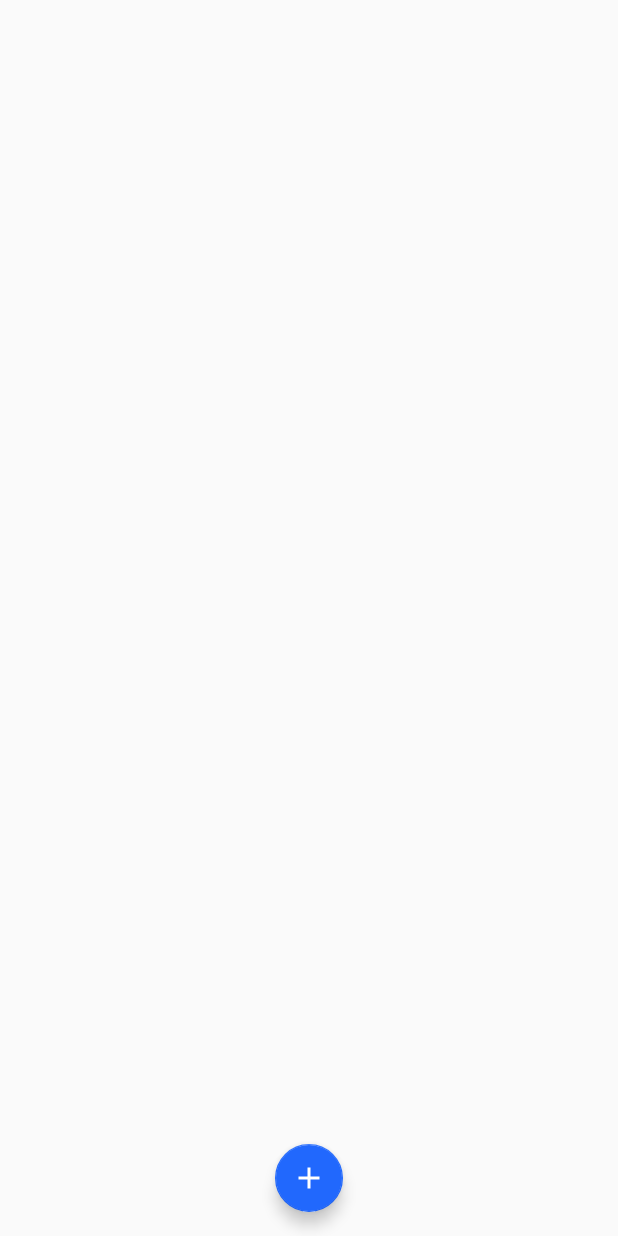
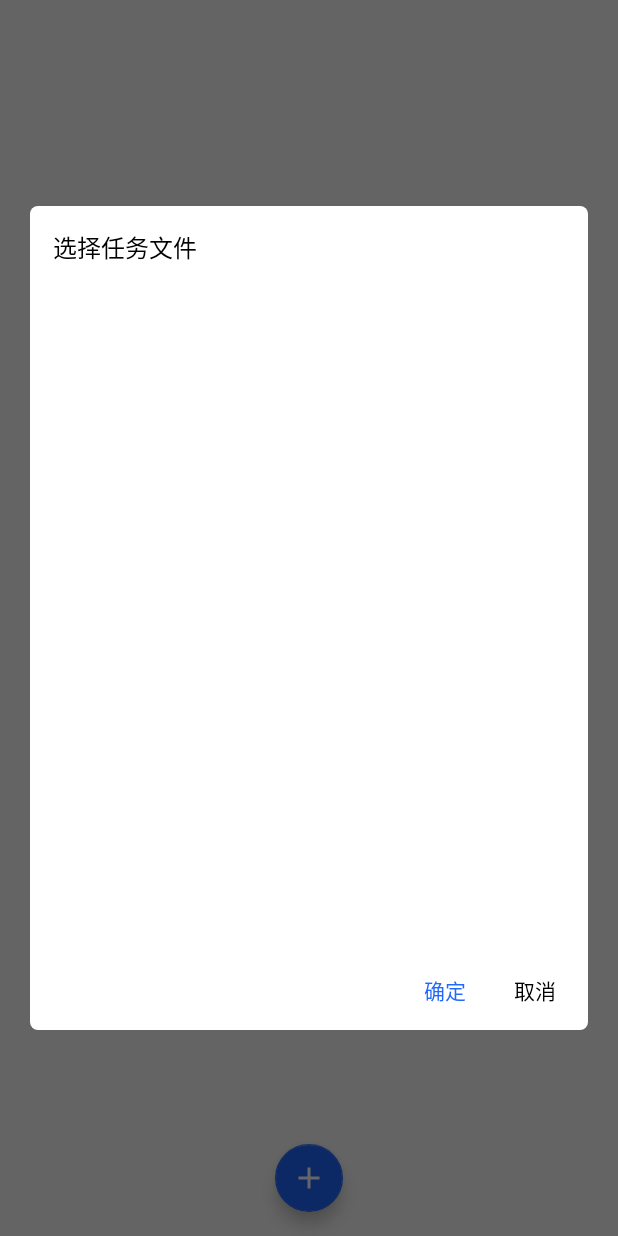
Before and after one commit to ommiao/AutoTask, an Android app: the screen it shows after launch (MainActivity), after a tap on an icon or button, on a phone screen of 412 x 824 dp. Run offline under Robolectric (Android 15) with nearby library versions, the phone set to English and light mode, and no system bars; our stand-ins replace Room's generated code, data binding; libraries missing offline, so code that uses them is left out: com.chad.library, com.gyf.immersionbar, com.orhanobut.logger, com.yanzhenjie.permission; 13 statements that could not run were skipped.

Commit message:
增加Room数据库和任务导入逻辑。

```diff
--- a/app/build.gradle
+++ b/app/build.gradle
@@ -59,4 +59,7 @@ dependencies {
     implementation 'com.gyf.immersionbar:immersionbar:3.0.0-beta05'
     implementation 'com.google.android.material:material:1.0.0'
     implementation 'com.facebook.rebound:rebound:0.3.8'
+    implementation 'com.yanzhenjie.permission:x:2.0.1'
+    implementation "androidx.room:room-runtime:2.2.0"
+    annotationProcessor "androidx.room:room-compiler:2.2.0"
 }
--- /dev/null
+++ b/app/src/main/java/cn/ommiao/autotask/entity/TaskDao.java
@@ -0,0 +1,18 @@
+package cn.ommiao.autotask.entity;
+
+import androidx.room.Dao;
+import androidx.room.Insert;
+import androidx.room.Query;
+
+import java.util.List;
+
+@Dao
+public interface TaskDao {
+
+    @Query("SELECT * FROM taskdata")
+    List<TaskData> getAllTaskData();
+
+    @Insert
+    void insertTaskData(TaskData... taskData);
+
+}
--- /dev/null
+++ b/app/src/main/java/cn/ommiao/autotask/entity/TaskDatabase.java
@@ -0,0 +1,11 @@
+package cn.ommiao.autotask.entity;
+
+import androidx.room.Database;
+import androidx.room.RoomDatabase;
+
+@Database(entities = {TaskData.class}, version = 1, exportSchema = false)
+public abstract class TaskDatabase extends RoomDatabase {
+
+    public abstract TaskDao taskDao();
+
+}
--- /dev/null
+++ b/app/src/main/java/cn/ommiao/autotask/ui/adapter/TaskFileAdapter.java
@@ -0,0 +1,48 @@
+package cn.ommiao.autotask.ui.adapter;
+
+import android.view.View;
+import android.widget.ImageView;
+import android.widget.TextView;
+
+import androidx.annotation.NonNull;
+import androidx.annotation.Nullable;
+
+import com.chad.library.adapter.base.BaseQuickAdapter;
+import com.chad.library.adapter.base.BaseViewHolder;
+
+import java.util.List;
+
+import cn.ommiao.autotask.R;
+import cn.ommiao.autotask.entity.TaskFile;
+
+public class TaskFileAdapter extends BaseQuickAdapter<TaskFile, BaseViewHolder> {
+
+    public static final String PAYLOAD_SELECTED = "selected";
+
+    public TaskFileAdapter(int layoutResId, @Nullable List<TaskFile> data) {
+        super(layoutResId, data);
+    }
+
+    @Override
+    protected void convert(@NonNull BaseViewHolder holder, TaskFile taskFile) {
+        TextView tvFileName = holder.getView(R.id.tv_file_name);
+        tvFileName.setText(taskFile.getPath());
+        tvFileName.setSelected(true);
+        ImageView ivSelected = holder.getView(R.id.iv_selected);
+        ivSelected.setVisibility(taskFile.isSelected() ? View.VISIBLE : View.INVISIBLE);
+    }
+
+    @Override
+    public void onBindViewHolder(@NonNull BaseViewHolder holder, int position, @NonNull List<Object> payloads) {
+        if(payloads.size() == 0){
+            super.onBindViewHolder(holder, position, payloads);
+        } else {
+            String payload = (String) payloads.get(0);
+            TaskFile taskFile = mData.get(position);
+            if(payload.contains(PAYLOAD_SELECTED)){
+                ImageView ivSelected = holder.getView(R.id.iv_selected);
+                ivSelected.setVisibility(taskFile.isSelected() ? View.VISIBLE : View.INVISIBLE);
+            }
+        }
+    }
+}
--- a/app/src/main/java/cn/ommiao/autotask/ui/common/CustomDialogFragment.java
+++ b/app/src/main/java/cn/ommiao/autotask/ui/common/CustomDialogFragment.java
@@ -1,6 +1,5 @@
 package cn.ommiao.autotask.ui.common;
 
-import android.app.Activity;
 import android.app.Dialog;
 import android.graphics.Color;
 import android.graphics.drawable.ColorDrawable;
--- a/app/src/main/java/cn/ommiao/autotask/ui/main/MainViewModel.java
+++ b/app/src/main/java/cn/ommiao/autotask/ui/main/MainViewModel.java
@@ -1,19 +1,17 @@
 package cn.ommiao.autotask.ui.main;
-
-import android.os.Environment;
 
 import androidx.lifecycle.MutableLiveData;
 import androidx.lifecycle.ViewModel;
 
 import java.util.ArrayList;
+import java.util.List;
 
-import cn.ommiao.autotask.core.App;
+import cn.ommiao.autotask.entity.TaskData;
+import cn.ommiao.autotask.util.AppDatabase;
+import cn.ommiao.autotask.util.AppExecutors;
 import cn.ommiao.base.entity.order.Task;
-import cn.ommiao.base.util.OrderUtil;
 
 public class MainViewModel extends ViewModel {
-
-    public static final String dir = Environment.getExternalStorageDirectory().getAbsolutePath() + "/Android/data/cn.ommiao.autotask/files/";
 
     private MutableLiveData<ArrayList<Task>> taskLiveData = new MutableLiveData<>();
     private MutableLiveData<Task> newTask = new MutableLiveData<>();
@@ -24,33 +22,16 @@ public class MainViewModel extends ViewModel {
     }
 
     private void loadTasks(){
-        ArrayList<Task> tasks = new ArrayList<>();
-        tasks.add(Task.fromJson(OrderUtil.readOrders(App.getContext()), Task.class));
-        taskLiveData.setValue(tasks);
-    }
-
-    public void addNewTask(Task task){
-        newTask.setValue(task);
-        if(taskLiveData.getValue() != null){
-            taskLiveData.getValue().add(task);
-        }
-    }
-
-    public MutableLiveData<Task> getNewTask() {
-        return newTask;
-    }
-
-    public int getIndexByTaskId(String taskId){
-        int index = -1;
-        ArrayList<Task> tasks = taskLiveData.getValue();
-        if(tasks != null){
-            for (int i = 0; i < tasks.size(); i++) {
-                if(taskId.equals(tasks.get(i).taskId)){
-                    index = i;
-                    break;
+        AppExecutors.getDiskIO().execute(() -> {
+            ArrayList<Task> tasks = new ArrayList<>();
+            List<TaskData> taskDataList = AppDatabase.getTaskDatabase().taskDao().getAllTaskData();
+            if(taskDataList != null){
+                for (TaskData taskData : taskDataList) {
+                    Task task = Task.fromJson(taskData.getTaskString(), Task.class);
+                    tasks.add(task);
                 }
             }
-        }
-        return index;
+            taskLiveData.postValue(tasks);
+        });
     }
 }
--- /dev/null
+++ b/app/src/main/java/cn/ommiao/autotask/ui/main/TaskImportFragment.java
@@ -0,0 +1,180 @@
+package cn.ommiao.autotask.ui.main;
+
+import android.annotation.SuppressLint;
+import android.app.Dialog;
+import android.graphics.Color;
+import android.graphics.drawable.ColorDrawable;
+import android.os.Bundle;
+import android.os.Environment;
+import android.util.DisplayMetrics;
+import android.view.LayoutInflater;
+import android.view.View;
+import android.view.ViewGroup;
+import android.view.Window;
+import android.view.WindowManager;
+
+import androidx.annotation.NonNull;
+import androidx.annotation.Nullable;
+import androidx.databinding.DataBindingUtil;
+import androidx.fragment.app.DialogFragment;
+import androidx.fragment.app.FragmentManager;
+import androidx.recyclerview.widget.LinearLayoutManager;
+
+import com.chad.library.adapter.base.BaseQuickAdapter;
+
+import java.io.File;
+import java.util.ArrayList;
+import java.util.Arrays;
+
+import cn.ommiao.autotask.R;
+import cn.ommiao.autotask.databinding.FragmentTaskImportBinding;
+import cn.ommiao.autotask.entity.TaskFile;
+import cn.ommiao.autotask.ui.adapter.TaskFileAdapter;
+import cn.ommiao.autotask.ui.base.BaseActivity;
+import cn.ommiao.autotask.util.Constant;
+import cn.ommiao.autotask.util.ToastUtil;
+
+import static cn.ommiao.autotask.util.Constant.AUTO_TASK_DIR;
+import static cn.ommiao.autotask.util.Constant.TASK_FILE_SUFFIX;
+
+
+public class TaskImportFragment extends DialogFragment implements BaseQuickAdapter.OnItemClickListener {
+
+    private static final String INVALID_PATH = "Invalid Path";
+
+    private FragmentTaskImportBinding mBinding;
+    private BaseActivity mActivity;
+
+    private TaskFileAdapter adapter;
+    private ArrayList<TaskFile> list = new ArrayList<>();
+
+    private String taskPathSelected = INVALID_PATH;
+
+    @Override
+    public void onCreate(@Nullable Bundle savedInstanceState) {
+        super.onCreate(savedInstanceState);
+        mActivity = (BaseActivity) getActivity();
+    }
+
+    @Nullable
+    @Override
+    public View onCreateView(@NonNull LayoutInflater inflater, @Nullable ViewGroup container, @Nullable Bundle savedInstanceState) {
+        mBinding = DataBindingUtil.inflate(inflater, R.layout.fragment_task_import, container, false);
+        initViews();
+        return mBinding.getRoot();
+    }
+
+    private void initViews() {
+        mBinding.rvFiles.setLayoutManager(new LinearLayoutManager(mActivity));
+        adapter = new TaskFileAdapter(R.layout.item_task_import, list);
+        adapter.setOnItemClickListener(this);
+        @SuppressLint("InflateParams")
+        View empty = LayoutInflater.from(mActivity).inflate(R.layout.empty_task_import, null);
+        adapter.setEmptyView(empty);
+        mBinding.rvFiles.setAdapter(adapter);
+        mBinding.btnRight.setOnClickListener(view -> {
+            dismiss();
+            if(onTaskImportListener != null){
+                onTaskImportListener.onCanceled();
+            }
+        });
+        mBinding.btnLeft.setOnClickListener(view -> {
+            if(onTaskImportListener != null){
+                if(INVALID_PATH.equals(taskPathSelected)){
+                    ToastUtil.shortToast("请选择任务文件");
+                } else {
+                    dismiss();
+                    onTaskImportListener.onTaskSelected(Constant.AUTO_TASK_DIR + "/" + taskPathSelected);
+                }
+            } else {
+                dismiss();
+            }
+        });
+    }
+
+    @Override
+    public void onResume() {
+        super.onResume();
+        File autoTaskDir = new File(AUTO_TASK_DIR);
+        if(autoTaskDir.exists()){
+            String[] filePaths = autoTaskDir.list();
+            if(filePaths != null){
+                for (String filePath : filePaths) {
+                    if(filePath.endsWith(TASK_FILE_SUFFIX)){
+                        TaskFile taskFile = new TaskFile();
+                        taskFile.setPath(filePath);
+                        taskFile.setSelected(false);
+                        list.add(taskFile);
+                    }
+                }
+                adapter.notifyDataSetChanged();
+            }
+        }
+    }
+
+    public void show(FragmentManager fragmentManager){
+        show(fragmentManager, TaskImportFragment.class.getSimpleName());
+    }
+
+    @Override
+    public void show(FragmentManager manager, String tag) {
+        super.show(manager, tag);
+    }
+
+    @Override
+    public void onStart() {
+        super.onStart();
+        setCancelable(false);
+        Dialog dialog = getDialog();
+        dialog.setCanceledOnTouchOutside(false);
+        Window window = dialog.getWindow();
+        assert window != null;
+        window.setWindowAnimations(R.style.dialog_enter_exit);
+        window.setBackgroundDrawable(new ColorDrawable(Color.TRANSPARENT));
+        WindowManager.LayoutParams attributes = window.getAttributes();
+        DisplayMetrics metrics = getResources().getDisplayMetrics();
+        int screenWidth = metrics.widthPixels;
+        int screenHeight = metrics.heightPixels;
+        attributes.width = screenWidth - getResources().getDimensionPixelSize(R.dimen.dialog_margin) * 2;
+        attributes.height = screenHeight / 3 * 2;
+        window.setAttributes(attributes);
+    }
+
+    private OnTaskImportListener onTaskImportListener;
+
+    public void setOnTaskImportListener(OnTaskImportListener onTaskImportListener) {
+        this.onTaskImportListener = onTaskImportListener;
+    }
+
+    @Override
+    public void onItemClick(BaseQuickAdapter baseQuickAdapter, View view, int i) {
+        TaskFile taskFile = list.get(i);
+        if(!taskPathSelected.equals(taskFile.getPath())){
+            int oldIndex = getIndexSelected(taskPathSelected);
+            if(oldIndex != -1){
+                list.get(oldIndex).setSelected(false);
+                adapter.notifyItemChanged(oldIndex, TaskFileAdapter.PAYLOAD_SELECTED);
+            }
+            taskPathSelected = taskFile.getPath();
+            taskFile.setSelected(true);
+            adapter.notifyItemChanged(i, TaskFileAdapter.PAYLOAD_SELECTED);
+        }
+    }
+
+    private int getIndexSelected(String path){
+        int index = -1;
+        for (int i = 0; i < list.size(); i++) {
+            if(path.equals(list.get(i).getPath())){
+                index = i;
+            }
+        }
+        return index;
+    }
+
+    public interface OnTaskImportListener{
+        void onTaskSelected(String taskPath);
+        void onCanceled();
+    }
+
+
+}
--- a/app/src/main/java/cn/ommiao/autotask/ui/main/TaskListFragment.java
+++ b/app/src/main/java/cn/ommiao/autotask/ui/main/TaskListFragment.java
@@ -1,6 +1,9 @@
 package cn.ommiao.autotask.ui.main;
 
+import android.Manifest;
 import android.annotation.SuppressLint;
+import android.content.pm.PackageManager;
+import android.os.Environment;
 import android.os.Handler;
 import android.os.Message;
 import android.view.LayoutInflater;
@@ -16,21 +19,33 @@ import androidx.recyclerview.widget.LinearLayoutManager;
 
 import com.chad.library.adapter.base.BaseQuickAdapter;
 import com.gyf.immersionbar.ImmersionBar;
+import com.yanzhenjie.permission.Action;
+import com.yanzhenjie.permission.AndPermission;
+import com.yanzhenjie.permission.runtime.Permission;
 
+import java.io.File;
 import java.lang.ref.WeakReference;
 import java.util.ArrayList;
+import java.util.List;
+import java.util.UUID;
 
 import cn.ommiao.autotask.R;
 import cn.ommiao.autotask.databinding.FragmentTaskListBinding;
+import cn.ommiao.autotask.entity.TaskData;
 import cn.ommiao.autotask.task.Client;
 import cn.ommiao.autotask.ui.adapter.TaskListAdapter;
 import cn.ommiao.autotask.ui.base.BaseFragment;
 import cn.ommiao.autotask.ui.common.CustomDialogFragment;
+import cn.ommiao.autotask.util.AppDatabase;
+import cn.ommiao.autotask.util.AppExecutors;
+import cn.ommiao.autotask.util.ToastUtil;
 import cn.ommiao.autotask.util.UiUtil;
 import cn.ommiao.base.entity.order.Task;
 import cn.ommiao.base.util.FileUtil;
 
-public class TaskListFragment extends BaseFragment<FragmentTaskListBinding, MainViewModel> implements BaseQuickAdapter.OnItemChildClickListener {
+import static cn.ommiao.autotask.util.Constant.AUTO_TASK_DIR;
+
+public class TaskListFragment extends BaseFragment<FragmentTaskListBinding, MainViewModel> implements BaseQuickAdapter.OnItemChildClickListener, TaskImportFragment.OnTaskImportListener {
 
     private ArrayList<Task> tasks = new ArrayList<>();
 
@@ -47,6 +62,34 @@ public class TaskListFragment extends BaseFragment<FragmentTaskListBinding, Main
     private boolean run = true;
 
     private MyHandler handler = new MyHandler(this);
+
+    @Override
+    public void onTaskSelected(String taskPath) {
+        File file = new File(taskPath);
+        if(file.exists()){
+            String fileString = FileUtil.readTxtFromFile(taskPath);
+            Task task = Task.fromJson(fileString, Task.class);
+            if(task == null || task.groups == null || task.groups.size() == 0){
+                new CustomDialogFragment().content("任务文件无效，请检查。")
+                        .rightBtn("确定")
+                        .show(getFragmentManager());
+            } else {
+                tasks.add(task);
+                adapter.notifyItemInserted(tasks.size() - 1 + adapter.getHeaderLayoutCount());
+                TaskData taskData = new TaskData();
+                taskData.setUuid(UUID.randomUUID().toString());
+                taskData.setTaskName(task.taskName);
+                taskData.setTaskDescription(task.taskDescription);
+                taskData.setTaskString(fileString);
+                AppExecutors.getDiskIO().execute(() -> AppDatabase.getTaskDatabase().taskDao().insertTaskData(taskData));
+            }
+        }
+    }
+
+    @Override
+    public void onCanceled() {
+
+    }
 
     static class MyHandler extends Handler {
 
@@ -100,8 +143,59 @@ public class TaskListFragment extends BaseFragment<FragmentTaskListBinding, Main
         adapter.setOnItemChildClickListener(this);
         mBinding.rvTask.setAdapter(adapter);
         mBinding.fabAdd.setOnClickListener(view -> {
+            showTaskImportFragment();
+        });
+    }
 
-        });
+    private void showTaskImportFragment() {
+        if(haveStoragePermissions()){
+            TaskImportFragment taskImportFragment = new TaskImportFragment();
+            taskImportFragment.setOnTaskImportListener(this);
+            taskImportFragment.show(getFragmentManager());
+        } else {
+            showNoStoragePermissions();
+        }
+    }
+
+    @Override
+    public void onStart() {
+        super.onStart();
+        if(!haveStoragePermissions()){
+            new CustomDialogFragment().content("为了导入并存取任务数据，需要请求读写存储权限，本应用仅读写根目录/AutoTask文件夹。")
+                    .rightBtn("确定")
+                    .onRightClick(() -> {
+                        AndPermission.with(mContext).runtime().permission(Permission.Group.STORAGE).onGranted(permissions -> {
+                            if(permissions.size() == 2){
+                                makeDir();
+                            }
+                        }).onDenied(permissions -> {
+                            showNoStoragePermissions();
+                        }).start();
+                    }).show(getFragmentManager());
+        } else {
+            makeDir();
+        }
+    }
+
+    private void showNoStoragePermissions(){
+        new CustomDialogFragment().content("未获取到读写存储权限，无法读写任务数据。")
+                .rightBtn("确定")
+                .onRightClick(() -> {
+                    mContext.finish();
+                }).show(getFragmentManager());
+    }
+
+    private boolean haveStoragePermissions(){
+        return mContext.checkSelfPermission(Manifest.permission.WRITE_EXTERNAL_STORAGE) == PackageManager.PERMISSION_GRANTED
+                && mContext.checkSelfPermission(Manifest.permission.READ_EXTERNAL_STORAGE) == PackageManager.PERMISSION_GRANTED;
+    }
+
+    @SuppressWarnings("ResultOfMethodCallIgnored")
+    private void makeDir(){
+        File autoTaskDir = new File(AUTO_TASK_DIR);
+        if(!autoTaskDir.exists()){
+            autoTaskDir.mkdir();
+        }
     }
 
     private boolean stopClient() {
@@ -116,17 +210,6 @@ public class TaskListFragment extends BaseFragment<FragmentTaskListBinding, Main
                 this.tasks.addAll(tasks);
                 adapter.notifyDataSetChanged();
                 loaded = true;
-            }
-        });
-        mViewModel.getNewTask().observe(mContext, newTask -> {
-            if(newTask != null){
-                int index = mViewModel.getIndexByTaskId(newTask.taskId);
-                if(index == -1){
-                    tasks.add(newTask);
-                    adapter.notifyItemInserted(tasks.size() - 1 + adapter.getHeaderLayoutCount());
-                } else {
-                    adapter.notifyItemChanged(index + adapter.getHeaderLayoutCount());
-                }
             }
         });
     }
--- /dev/null
+++ b/app/src/main/java/cn/ommiao/autotask/util/AppDatabase.java
@@ -0,0 +1,20 @@
+package cn.ommiao.autotask.util;
+
+import androidx.room.Room;
+
+import cn.ommiao.autotask.core.App;
+import cn.ommiao.autotask.entity.TaskDatabase;
+
+public class AppDatabase {
+
+    private static TaskDatabase db;
+
+    public static TaskDatabase getTaskDatabase(){
+        if(db == null){
+            db = Room.databaseBuilder(App.getContext(),
+                    TaskDatabase.class, "task_database").build();
+        }
+        return db;
+    }
+
+}
--- /dev/null
+++ b/app/src/main/java/cn/ommiao/autotask/util/AppExecutors.java
@@ -0,0 +1,17 @@
+package cn.ommiao.autotask.util;
+
+import java.util.concurrent.Executor;
+import java.util.concurrent.Executors;
+
+public class AppExecutors {
+
+    private static Executor mIOExecutor;
+
+    public static Executor getDiskIO() {
+        if(mIOExecutor == null){
+            mIOExecutor = Executors.newSingleThreadExecutor();
+        }
+        return mIOExecutor;
+    }
+
+}
--- /dev/null
+++ b/app/src/main/java/cn/ommiao/autotask/util/Constant.java
@@ -0,0 +1,11 @@
+package cn.ommiao.autotask.util;
+
+import android.os.Environment;
+
+public class Constant {
+
+    public static final String AUTO_TASK_DIR = Environment.getExternalStorageDirectory() + "/AutoTask";
+
+    public static final String TASK_FILE_SUFFIX = ".at";
+
+}
--- /dev/null
+++ b/app/src/main/res/layout/fragment_task_import.xml
@@ -0,0 +1,64 @@
+<?xml version="1.0" encoding="utf-8"?>
+<layout xmlns:tools="http://schemas.android.com/tools"
+    xmlns:android="http://schemas.android.com/apk/res/android">
+
+    <FrameLayout
+        android:id="@+id/exit_dialog_view"
+        android:layout_width="match_parent"
+        android:layout_height="wrap_content"
+        android:background="@drawable/bg_dialog_fragment">
+
+        <RelativeLayout
+            android:layout_width="match_parent"
+            android:layout_height="match_parent"
+            android:layout_marginTop="15dp"
+            android:layout_marginBottom="15dp">
+
+            <TextView
+                android:id="@+id/tv_title"
+                android:layout_width="wrap_content"
+                android:layout_height="wrap_content"
+                android:text="选择任务文件"
+                android:textColor="@android:color/black"
+                android:layout_marginStart="15dp"
+                android:layout_marginEnd="15dp"
+                android:textSize="16sp"
+                android:ellipsize="end"/>
+
+            <androidx.recyclerview.widget.RecyclerView
+                android:id="@+id/rv_files"
+                android:layout_below="@+id/tv_title"
+                android:layout_above="@id/btn_left"
+                android:layout_width="match_parent"
+                android:layout_height="match_parent"
+                tools:listitem="@layout/item_task_import"
+                android:layout_marginTop="15dp"
+                android:layout_marginBottom="15dp" />
+
+            <Button
+                android:id="@+id/btn_left"
+                android:layout_toStartOf="@+id/btn_right"
+                android:layout_width="50dp"
+                android:layout_height="22dp"
+                android:layout_marginEnd="10dp"
+                android:background="@android:color/transparent"
+                android:text="@string/confirm"
+                android:layout_alignParentBottom="true"
+                android:textColor="@color/colorPrimary"/>
+
+            <Button
+                android:id="@+id/btn_right"
+                android:layout_alignParentEnd="true"
+                android:layout_width="50dp"
+                android:layout_height="22dp"
+                android:layout_marginEnd="10dp"
+                android:background="@android:color/transparent"
+                android:text="@string/cancel"
+                android:layout_alignParentBottom="true"
+                android:textColor="@android:color/black"/>
+
+        </RelativeLayout>
+
+    </FrameLayout>
+
+</layout>
--- a/app/src/main/res/values/colors.xml
+++ b/app/src/main/res/values/colors.xml
@@ -6,4 +6,5 @@
     <color name="halfWhite">#99FFFFFF</color>
     <color name="colorWarningRed">#F65A56</color>
     <color name="defaultTaskMask">#17244E</color>
+    <color name="colorListDivider">#F1F1F1</color>
 </resources>
--- a/app/src/main/res/values/strings.xml
+++ b/app/src/main/res/values/strings.xml
@@ -3,4 +3,5 @@
     <string name="adb_command">adb shell sh /data/data/cn.ommiao.autotask/autotask.bash</string>
     <string name="confirm">确定</string>
     <string name="cancel">取消</string>
+    <string name="task_files_not_found">未检索到任务文件</string>
 </resources>
```
Also changed, not shown: app/src/main/java/cn/ommiao/autotask/entity/TaskData.java (added, +55 -0 lines), app/src/main/java/cn/ommiao/autotask/entity/TaskFile.java (added, +24 -0 lines), app/src/main/res/drawable/ic_selected.xml (added, +9 -0 lines), app/src/main/res/layout/empty_task_import.xml (added, +14 -0 lines), app/src/main/res/layout/item_task_import.xml (added, +46 -0 lines).
